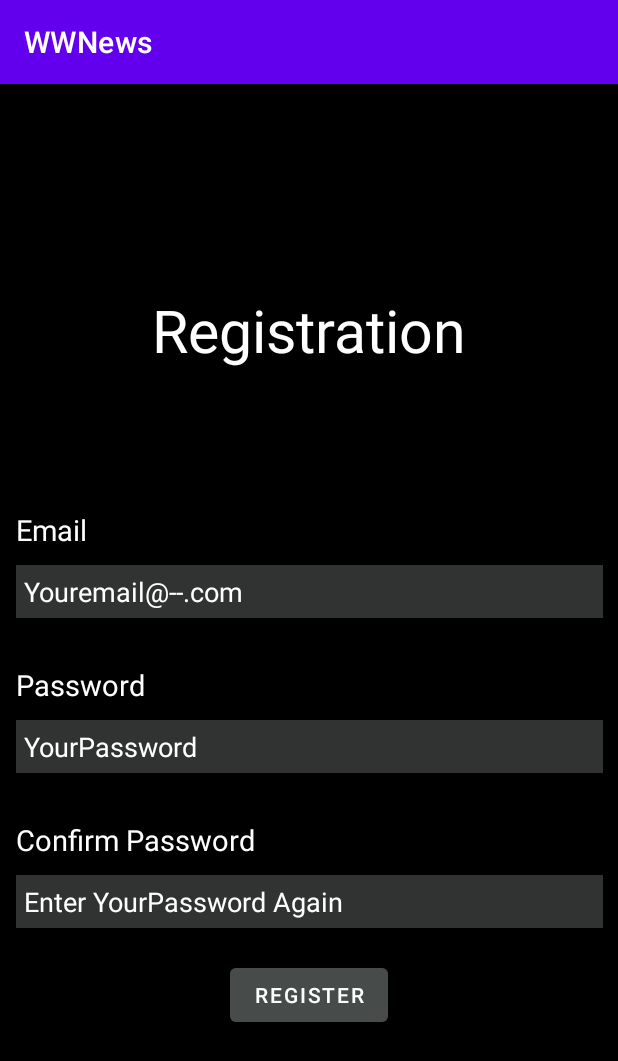
After one commit to MinaKamal99/WWNews-, an Android app: the fragment RegistrationFragment shown on its own in the app's theme, on a phone screen of 412 x 824 dp. The commit adds this screen. Shown: the top 1061 px of the screen. Run offline under Robolectric (Android 15) with nearby library versions, the phone set to English and light mode, and no system bars; our stand-ins replace sdp/ssp sizes.

Commit message:
Login and Registration layouts

```diff
--- /dev/null
+++ b/app/src/main/java/com/androidgangs/wwnews/ui/fragment/login/registration/RegistrationFragment.kt
@@ -0,0 +1,32 @@
+package com.androidgangs.wwnews.ui.fragment.login.registration
+
+import androidx.lifecycle.ViewModelProvider
+import android.os.Bundle
+import androidx.fragment.app.Fragment
+import android.view.LayoutInflater
+import android.view.View
+import android.view.ViewGroup
+import com.androidgangs.wwnews.R
+
+class RegistrationFragment : Fragment() {
+
+    companion object {
+        fun newInstance() = RegistrationFragment()
+    }
+
+    private lateinit var viewModel: RegistrationViewModel
+
+    override fun onCreateView(
+        inflater: LayoutInflater, container: ViewGroup?,
+        savedInstanceState: Bundle?
+    ): View? {
+        return inflater.inflate(R.layout.registration_fragment, container, false)
+    }
+
+    override fun onActivityCreated(savedInstanceState: Bundle?) {
+        super.onActivityCreated(savedInstanceState)
+        viewModel = ViewModelProvider(this).get(RegistrationViewModel::class.java)
+        // TODO: Use the ViewModel
+    }
+
+}
--- /dev/null
+++ b/app/src/main/java/com/androidgangs/wwnews/ui/fragment/login/registration/RegistrationViewModel.kt
@@ -0,0 +1,7 @@
+package com.androidgangs.wwnews.ui.fragment.login.registration
+
+import androidx.lifecycle.ViewModel
+
+class RegistrationViewModel : ViewModel() {
+    // TODO: Implement the ViewModel
+}
--- /dev/null
+++ b/app/src/main/res/layout/registration_fragment.xml
@@ -0,0 +1,132 @@
+<?xml version="1.0" encoding="utf-8"?>
+<FrameLayout xmlns:android="http://schemas.android.com/apk/res/android"
+    xmlns:app="http://schemas.android.com/apk/res-auto"
+    xmlns:tools="http://schemas.android.com/tools"
+    android:layout_width="match_parent"
+    android:layout_height="match_parent"
+    tools:context=".ui.fragment.login.LoginFragment">
+
+
+    <androidx.constraintlayout.widget.ConstraintLayout
+        android:layout_width="match_parent"
+        android:layout_height="match_parent"
+        android:background="@color/black">
+
+        <TextView
+
+            android:id="@+id/emailTextView"
+            android:layout_width="wrap_content"
+            android:layout_height="wrap_content"
+            android:layout_margin="@dimen/margin_8"
+            android:text="@string/email"
+            android:textColor="@color/white"
+            android:layout_marginBottom="@dimen/margin_16"
+            android:textSize="@dimen/_15ssp"
+            app:layout_constraintBottom_toTopOf="@+id/editTextRegisterEmail"
+            app:layout_constraintStart_toStartOf="parent"
+            app:layout_constraintTop_toBottomOf="@+id/RegisterTextView" />
+
+        <TextView
+            android:id="@+id/passwordRegisterTextView"
+            android:layout_width="wrap_content"
+            android:layout_height="wrap_content"
+            android:layout_margin="@dimen/margin_8"
+            android:text="@string/password"
+            android:textColor="@color/white"
+            android:textSize="@dimen/_15ssp"
+            android:layout_marginBottom="@dimen/margin_16"
+            app:layout_constraintBottom_toTopOf="@+id/editTextRegisterPassword"
+            app:layout_constraintStart_toStartOf="parent"
+            app:layout_constraintTop_toBottomOf="@+id/editTextRegisterEmail" />
+
+        <EditText
+            android:id="@+id/editTextRegisterEmail"
+            android:layout_width="391dp"
+            android:layout_height="wrap_content"
+            android:background="@color/gray_light"
+            android:ems="10"
+            android:hint="@string/youremail_com"
+            android:inputType="textEmailAddress"
+            android:padding="@dimen/padding_4"
+            android:textColor="@color/white"
+            android:textColorHighlight="@color/white"
+            android:textColorHint="@color/white"
+            android:layout_marginBottom="@dimen/margin_16"
+            app:layout_constraintBottom_toTopOf="@+id/passwordRegisterTextView"
+            app:layout_constraintEnd_toEndOf="parent"
+            app:layout_constraintStart_toStartOf="parent"
+            app:layout_constraintTop_toBottomOf="@+id/emailTextView" />
+
+        <EditText
+            android:id="@+id/editTextRegisterPassword"
+            android:layout_width="391dp"
+            android:layout_height="wrap_content"
+            android:background="@color/gray_light"
+            android:ems="10"
+            android:hint="YourPassword"
+            android:inputType="textPassword"
+            android:padding="@dimen/padding_4"
+            android:textColorHint="@color/white"
+            android:layout_marginBottom="@dimen/margin_16"
+            app:layout_constraintBottom_toTopOf="@+id/ConfirmPasswordTextView"
+            app:layout_constraintEnd_toEndOf="parent"
+            app:layout_constraintStart_toStartOf="parent"
+            app:layout_constraintTop_toBottomOf="@+id/passwordRegisterTextView" />
+
+        <TextView
+            android:id="@+id/RegisterTextView"
+            android:layout_width="wrap_content"
+            android:layout_height="wrap_content"
+            android:text="@string/registration"
+            android:textColor="@color/white"
+            android:textSize="@dimen/_30ssp"
+            android:layout_marginBottom="@dimen/margin_64"
+            app:layout_constraintBottom_toTopOf="@+id/emailTextView"
+            app:layout_constraintEnd_toEndOf="parent"
+            app:layout_constraintStart_toStartOf="parent"
+            app:layout_constraintTop_toTopOf="parent"
+            app:layout_constraintVertical_chainStyle="packed" />
+
+        <Button
+            android:id="@+id/loginButton"
+            android:layout_width="wrap_content"
+            android:layout_height="wrap_content"
+            android:backgroundTint="@color/gray_light"
+            android:text="Register"
+            android:textColor="@color/white"
+            app:layout_constraintBottom_toBottomOf="parent"
+            app:layout_constraintEnd_toEndOf="parent"
+            app:layout_constraintStart_toStartOf="parent"
+            app:layout_constraintTop_toBottomOf="@+id/editTextConfirmPassword" />
+
+        <TextView
+            android:id="@+id/ConfirmPasswordTextView"
+            android:layout_width="wrap_content"
+            android:layout_height="wrap_content"
+            android:layout_margin="@dimen/margin_8"
+            android:text="Confirm Password"
+            android:textColor="@color/white"
+            android:textSize="@dimen/_15ssp"
+            app:layout_constraintBottom_toTopOf="@+id/editTextConfirmPassword"
+            android:layout_marginBottom="@dimen/margin_16"
+            app:layout_constraintStart_toStartOf="parent"
+            app:layout_constraintTop_toBottomOf="@+id/editTextRegisterPassword" />
+
+        <EditText
+            android:id="@+id/editTextConfirmPassword"
+            android:layout_width="391dp"
+            android:layout_height="wrap_content"
+            android:background="@color/gray_light"
+            android:ems="10"
+            android:hint="Enter YourPassword Again"
+            android:inputType="textPassword"
+            android:padding="@dimen/padding_4"
+            android:textColorHint="@color/white"
+            app:layout_constraintBottom_toTopOf="@+id/loginButton"
+            android:layout_marginBottom="@dimen/margin_16"
+            app:layout_constraintEnd_toEndOf="parent"
+            app:layout_constraintStart_toStartOf="parent"
+            app:layout_constraintTop_toBottomOf="@+id/ConfirmPasswordTextView" />
+    </androidx.constraintlayout.widget.ConstraintLayout>
+
+</FrameLayout>
--- a/app/src/main/res/values/colors.xml
+++ b/app/src/main/res/values/colors.xml
@@ -7,4 +7,10 @@
     <color name="teal_700">#FF018786</color>
     <color name="black">#FF000000</color>
     <color name="white">#FFFFFFFF</color>
+    <color name="black_light">#FF002010</color>
+
+    <color name="gray_light">#835E6361</color>
+    <color name="green_black">#AB45785F</color>
+
+
 </resources>
--- a/app/src/main/res/values/strings.xml
+++ b/app/src/main/res/values/strings.xml
@@ -1,3 +1,9 @@
 <resources>
     <string name="app_name">WWNews</string>
+    <string name="password">Password</string>
+    <string name="email">Email</string>
+    <string name="youremail_com">Youremail@--.com</string>
+    <string name="login">Login</string>
+    <string name="login">Login</string>
+    <string name="registration">Registration</string>
 </resources>
```
Also changed, not shown: app/build.gradle (+20 -0 lines), app/src/main/java/com/androidgangs/wwnews/ui/fragment/login/LoginFragment.kt (added, +32 -0 lines), app/src/main/java/com/androidgangs/wwnews/ui/fragment/login/LoginViewModel.kt (added, +8 -0 lines), app/src/main/res/drawable/text_field_style.xml (added, +7 -0 lines), app/src/main/res/layout/login_fragment.xml (added, +108 -0 lines), app/src/main/res/values/dimens.xml (added, +30 -0 lines), 1 other file.
